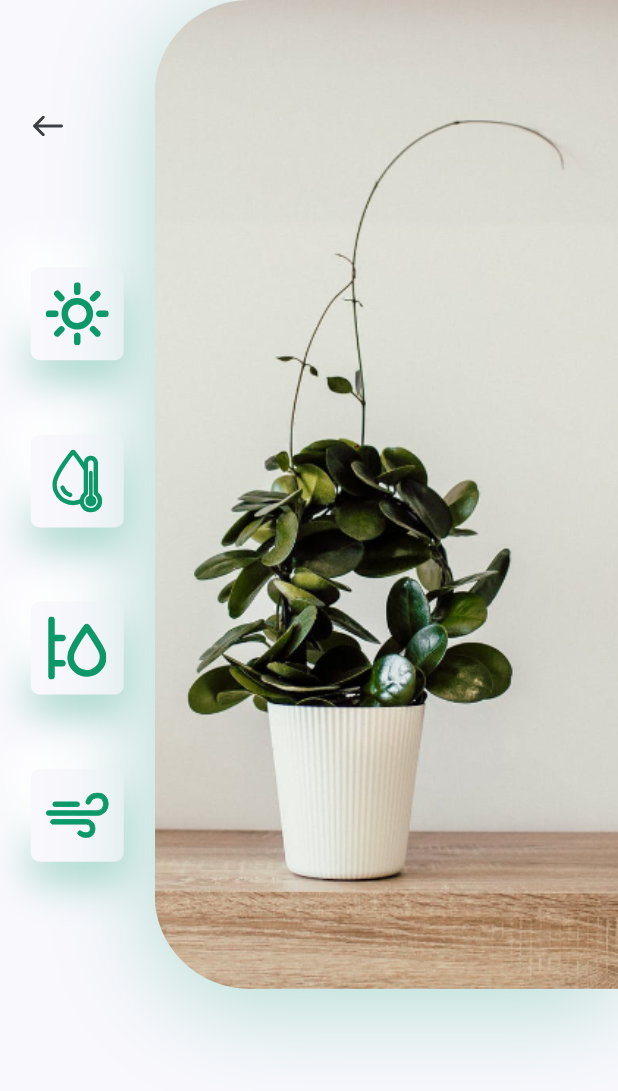
After one commit to CrossLeaf/plant_flutter_app, a Flutter app: the DetailScreen screen opened directly, on a phone screen of 412 x 824 dp. The commit adds this screen. Shown: the top 1091 px of the screen. Run offline on Flutter 3.47's test engine with Material 2 defaults, Android fonts, the phone set to English and light mode, and no system bars; our stand-ins replace flutter_svg.

Commit message:
add: detail - image and icons

```diff
--- /dev/null
+++ b/lib/screen/detail/components/image_and_icons.dart
@@ -0,0 +1,73 @@
+import 'package:flutter/material.dart';
+import 'package:flutter_svg/flutter_svg.dart';
+
+import '../../../constants.dart';
+import 'icon_card.dart';
+
+class ImageAndIcons extends StatelessWidget {
+  const ImageAndIcons({
+    Key key,
+    @required this.size,
+  }) : super(key: key);
+
+  final Size size;
+
+  @override
+  Widget build(BuildContext context) {
+    return Padding(
+      padding: const EdgeInsets.only(bottom: kDefaultPadding * 3),
+      child: SizedBox(
+        height: size.height * 0.8,
+        child: Row(
+          children: [
+            Expanded(
+              child: Padding(
+                padding: const EdgeInsets.symmetric(
+                    vertical: kDefaultPadding * 3),
+                child: Column(
+                  children: [
+                    Align(
+                      alignment: Alignment.topLeft,
+                      child: IconButton(
+                          padding: EdgeInsets.symmetric(
+                              horizontal: kDefaultPadding),
+                          icon: SvgPicture.asset(
+                              "assets/icons/back_arrow.svg"),
+                          onPressed: () {
+                            Navigator.pop(context);
+                          }),
+                    ),
+                    Spacer(),
+                    IconCard(icon: "assets/icons/sun.svg"),
+                    IconCard(icon: "assets/icons/icon_2.svg"),
+                    IconCard(icon: "assets/icons/icon_3.svg"),
+                    IconCard(icon: "assets/icons/icon_4.svg"),
+                  ],
+                ),
+              ),
+            ),
+            Container(
+              height: size.height * 0.8,
+              width: size.width * 0.75,
+              decoration: BoxDecoration(
+                  borderRadius: BorderRadius.only(
+                      topLeft: Radius.circular(63),
+                      bottomLeft: Radius.circular(63)),
+                  boxShadow: [
+                    BoxShadow(
+                        offset: Offset(0, 10),
+                        blurRadius: 60,
+                        color: kPrimaryColor.withOpacity(0.3))
+                  ],
+                  image: DecorationImage(
+                    alignment: Alignment.centerLeft,
+                    fit: BoxFit.cover,
+                    image: AssetImage("assets/images/img.png"),
+                  )),
+            )
+          ],
+        ),
+      ),
+    );
+  }
+}
```
Also changed, not shown: lib/screen/detail/components/body.dart (+7 -58 lines).
